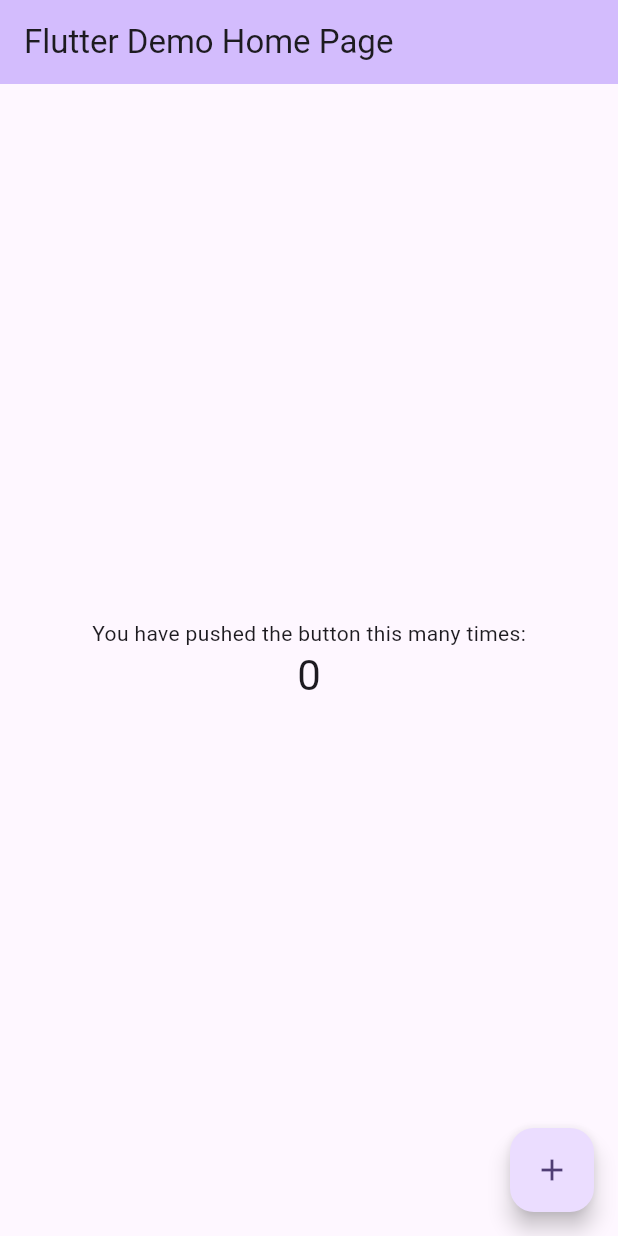
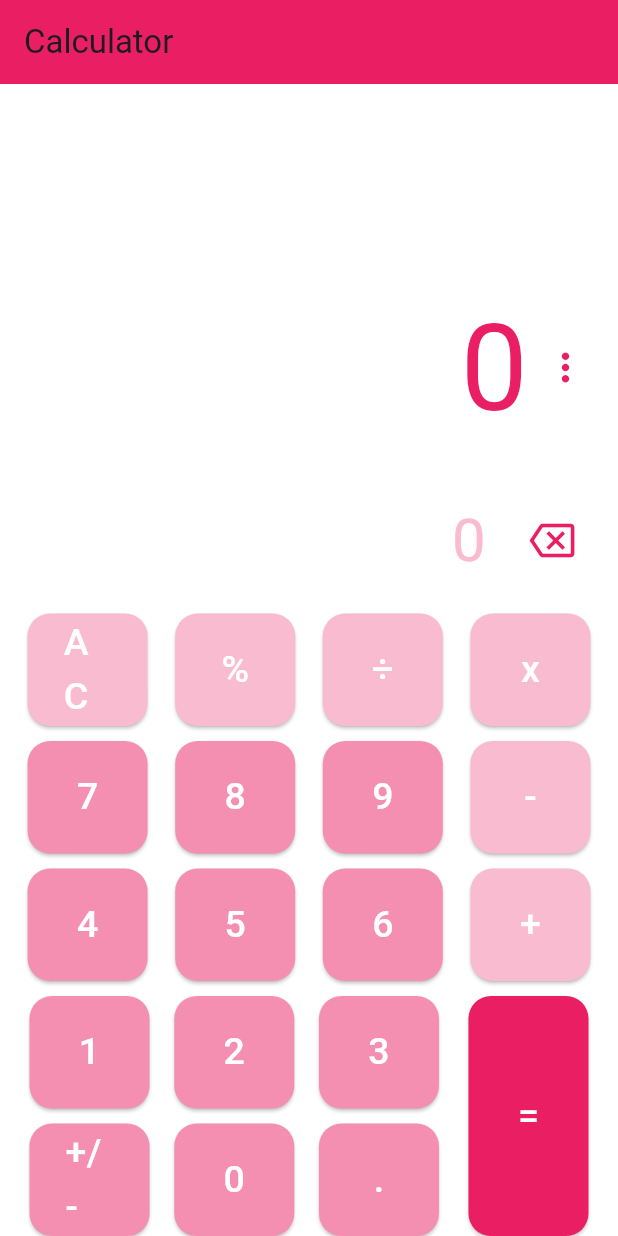
Before and after one commit to LaitAh/flutter_calculator, a Flutter app: the screen it shows after launch, on a phone screen of 412 x 824 dp. Run offline on Flutter 3.47's test engine with Material 3 defaults, Android fonts, the phone set to English and light mode, and no system bars.

Commit message:
Setting up the application interface with the display of different visual elements

````diff
--- a/lib/main.dart
+++ b/lib/main.dart
@@ -1,125 +1,29 @@
+import 'package:calculator/views/calculator_view.dart';
 import 'package:flutter/material.dart';
 
+/// Entry point for the calculator application.
+///
+/// This file contains the main function and the [MyApp] widget,
+/// which initializes the Flutter application and sets up the
+/// initial route to the [CalculatorView].
 void main() {
   runApp(const MyApp());
 }
 
+/// The root widget of the calculator application.
+///
+/// This widget configures the MaterialApp with the necessary
+/// settings and sets the initial route to the [CalculatorView].
 class MyApp extends StatelessWidget {
-  const MyApp({super.key});
+  /// Constructor for the MyApp widget.
+  const MyApp({Key? key}) : super(key: key);
 
-  // This widget is the root of your application.
   @override
   Widget build(BuildContext context) {
     return MaterialApp(
-      title: 'Flutter Demo',
-      theme: ThemeData(
-        // This is the theme of your application.
-        //
-        // TRY THIS: Try running your application with "flutter run". You'll see
-        // the application has a blue toolbar. Then, without quitting the app,
-        // try changing the seedColor in the colorScheme below to Colors.green
-        // and then invoke "hot reload" (save your changes or press the "hot
-        // reload" button in a Flutter-supported IDE, or press "r" if you used
-        // the command line to start the app).
-        //
-        // Notice that the counter didn't reset back to zero; the application
-        // state is not lost during the reload. To reset the state, use hot
-        // restart instead.
-        //
-        // This works for code too, not just values: Most code changes can be
-        // tested with just a hot reload.
-        colorScheme: ColorScheme.fromSeed(seedColor: Colors.deepPurple),
-        useMaterial3: true,
-      ),
-      home: const MyHomePage(title: 'Flutter Demo Home Page'),
+      title: 'Calculator',
+      debugShowCheckedModeBanner: false,
+      home: CalculatorView(),
     );
   }
 }
-
-class MyHomePage extends StatefulWidget {
-  const MyHomePage({super.key, required this.title});
-
-  // This widget is the home page of your application. It is stateful, meaning
-  // that it has a State object (defined below) that contains fields that affect
-  // how it looks.
-
-  // This class is the configuration for the state. It holds the values (in this
-  // case the title) provided by the parent (in this case the App widget) and
-  // used by the build method of the State. Fields in a Widget subclass are
-  // always marked "final".
-
-  final String title;
-
-  @override
-  State<MyHomePage> createState() => _MyHomePageState();
-}
-
-class _MyHomePageState extends State<MyHomePage> {
-  int _counter = 0;
-
-  void _incrementCounter() {
-    setState(() {
-      // This call to setState tells the Flutter framework that something has
-      // changed in this State, which causes it to rerun the build method below
-      // so that the display can reflect the updated values. If we changed
-      // _counter without calling setState(), then the build method would not be
-      // called again, and so nothing would appear to happen.
-      _counter++;
-    });
-  }
-
-  @override
-  Widget build(BuildContext context) {
-    // This method is rerun every time setState is called, for instance as done
-    // by the _incrementCounter method above.
-    //
-    // The Flutter framework has been optimized to make rerunning build methods
-    // fast, so that you can just rebuild anything that needs updating rather
-    // than having to individually change instances of widgets.
-    return Scaffold(
-      appBar: AppBar(
-        // TRY THIS: Try changing the color here to a specific color (to
-        // Colors.amber, perhaps?) and trigger a hot reload to see the AppBar
-        // change color while the other colors stay the same.
-        backgroundColor: Theme.of(context).colorScheme.inversePrimary,
-        // Here we take the value from the MyHomePage object that was created by
-        // the App.build method, and use it to set our appbar title.
-        title: Text(widget.title),
-      ),
-      body: Center(
-        // Center is a layout widget. It takes a single child and positions it
-        // in the middle of the parent.
-        child: Column(
-          // Column is also a layout widget. It takes a list of children and
-          // arranges them vertically. By default, it sizes itself to fit its
-          // children horizontally, and tries to be as tall as its parent.
-          //
-          // Column has various properties to control how it sizes itself and
-          // how it positions its children. Here we use mainAxisAlignment to
-          // center the children vertically; the main axis here is the vertical
-          // axis because Columns are vertical (the cross axis would be
-          // horizontal).
-          //
-          // TRY THIS: Invoke "debug painting" (choose the "Toggle Debug Paint"
-          // action in the IDE, or press "p" in the console), to see the
-          // wireframe for each widget.
-          mainAxisAlignment: MainAxisAlignment.center,
-          children: <Widget>[
-            const Text(
-              'You have pushed the button this many times:',
-            ),
-            Text(
-              '$_counter',
-              style: Theme.of(context).textTheme.headlineMedium,
-            ),
-          ],
-        ),
-      ),
-      floatingActionButton: FloatingActionButton(
-        onPressed: _incrementCounter,
-        tooltip: 'Increment',
-        child: const Icon(Icons.add),
-      ), // This trailing comma makes auto-formatting nicer for build methods.
-    );
-  }
-}
--- /dev/null
+++ b/lib/views/calculator_view.dart
@@ -0,0 +1,175 @@
+import 'package:calculator/widgets/calculator_button_widget.dart';
+import 'package:flutter/material.dart';
+
+/// Widget representing a calculator view.
+///
+/// This widget displays a calculator interface with buttons for performing
+/// calculations. Users can input numbers and mathematical operations, and view
+/// the result in real-time.
+class CalculatorView extends StatelessWidget {
+  CalculatorView({Key? key}) : super(key: key);
+  // Default params
+  String calcul = "0";
+  String result = "0";
+  double calculFontSize = 30.0;
+  double resultFontSize = 40.0;
+
+  /// Function to handle button presses.
+  ///
+  /// This function is called when any button in the calculator view is pressed.
+  /// It takes the [buttonText] as input, representing the text displayed
+  /// on the button.
+  void buttonPressed(String buttonText) {
+    // TODO: Implement logic for button presses
+  }
+
+  @override
+  Widget build(BuildContext context) {
+    return Scaffold(
+        backgroundColor: Colors.white,
+        appBar: AppBar(
+          backgroundColor: const Color.fromARGB(255, 233, 30, 99),
+          title: const Text("Calculator"),
+        ),
+        body: SafeArea(
+            child: Column(
+          mainAxisAlignment: MainAxisAlignment.end,
+          children: [
+            // Calculation result display area
+            Align(
+              alignment: Alignment.bottomRight,
+              child: SingleChildScrollView(
+                scrollDirection: Axis.horizontal,
+                child: Column(
+                  crossAxisAlignment: CrossAxisAlignment.end,
+                  children: [
+                    Row(
+                      mainAxisAlignment: MainAxisAlignment.end,
+                      children: <Widget>[
+                        Padding(
+                            padding: const EdgeInsets.all(10.0),
+                            child: Text(result,
+                                textAlign: TextAlign.left,
+                                style: const TextStyle(
+                                    color: Colors.pink, fontSize: 80))),
+                        const Icon(Icons.more_vert,
+                            color: Colors.pink, size: 30),
+                        const SizedBox(width: 20),
+                      ],
+                    ),
+                    Row(
+                      mainAxisAlignment: MainAxisAlignment.end,
+                      children: [
+                        Padding(
+                          padding: const EdgeInsets.all(20),
+                          child: Text(calcul,
+                              style: TextStyle(
+                                fontSize: 40,
+                                color: Colors.pink[100]!,
+                              )),
+                        ),
+                        IconButton(
+                          icon: const Icon(Icons.backspace_outlined,
+                              color: Colors.pink, size: 30),
+                          onPressed: () {
+                            buttonPressed("⌫");
+                          },
+                        ),
+                        const SizedBox(width: 20),
+                      ],
+                    )
+                  ],
+                ),
+              ),
+            ),
+            // Button display area
+            Row(
+              mainAxisAlignment: MainAxisAlignment.spaceEvenly,
+              children: [
+                calculatorButton(
+                    'AC', Colors.pink[100]!, () => buttonPressed('AC')),
+                calculatorButton(
+                    '%', Colors.pink[100]!, () => buttonPressed('%')),
+                calculatorButton(
+                    '÷', Colors.pink[100]!, () => buttonPressed('÷')),
+                calculatorButton(
+                    "x", Colors.pink[100]!, () => buttonPressed('x')),
+              ],
+            ),
+            const SizedBox(height: 10),
+
+            Row(
+              mainAxisAlignment: MainAxisAlignment.spaceEvenly,
+              children: [
+                calculatorButton(
+                    '7', Colors.pink[200]!, () => buttonPressed('7')),
+                calculatorButton(
+                    '8', Colors.pink[200]!, () => buttonPressed('8')),
+                calculatorButton(
+                    '9', Colors.pink[200]!, () => buttonPressed('9')),
+                calculatorButton(
+                    '-', Colors.pink[100]!, () => buttonPressed('-')),
+              ],
+            ),
+            const SizedBox(height: 10),
+
+            Row(
+              mainAxisAlignment: MainAxisAlignment.spaceEvenly,
+              children: [
+                calculatorButton(
+                    '4', Colors.pink[200]!, () => buttonPressed('4')),
+                calculatorButton(
+                    '5', Colors.pink[200]!, () => buttonPressed('5')),
+                calculatorButton(
+                    '6', Colors.pink[200]!, () => buttonPressed('6')),
+                calculatorButton(
+                    '+', Colors.pink[100]!, () => buttonPressed('+')),
+              ],
+            ),
+            const SizedBox(height: 10),
+
+            Row(
+              // TODO : Fix the display which adds a margin around the row and shifts the columns relative to those above
+              mainAxisAlignment: MainAxisAlignment.spaceEvenly,
+              children: [
+                Column(
+                  children: [
+                    Row(
+                      children: [
+                        calculatorButton(
+                            '1', Colors.pink[200]!, () => buttonPressed('1')),
+                        SizedBox(
+                            width: MediaQuery.of(context).size.width * 0.04),
+                        calculatorButton(
+                            '2', Colors.pink[200]!, () => buttonPressed('2')),
+                        SizedBox(
+                            width: MediaQuery.of(context).size.width * 0.04),
+                        calculatorButton(
+                            '3', Colors.pink[200]!, () => buttonPressed('3')),
+                      ],
+                    ),
+                    const SizedBox(height: 10),
+                    Row(
+                      mainAxisAlignment: MainAxisAlignment.spaceEvenly,
+                      children: [
+                        calculatorButton('+/-', Colors.pink[200]!,
+                            () => buttonPressed('+/-')),
+                        SizedBox(
+                            width: MediaQuery.of(context).size.width * 0.04),
+                        calculatorButton(
+                            '0', Colors.pink[200]!, () => buttonPressed('0')),
+                        SizedBox(
+                            width: MediaQuery.of(context).size.width * 0.04),
+                        calculatorButton(
+                            '.', Colors.pink[200]!, () => buttonPressed('.')),
+                      ],
+                    ),
+                  ],
+                ),
+                calculatorButton('=', Colors.pink, () => buttonPressed('=')),
+              ],
+            )
+          ],
+        )));
+  }
+}
--- /dev/null
+++ b/lib/widgets/calculator_button_widget.dart
@@ -0,0 +1,38 @@
+import 'package:flutter/material.dart';
+
+/// Widget representing a custom button for a calculator.
+///
+/// This widget generates a custom button for a calculator, suitable for
+/// various operations. It allows specifying the text displayed on the button,
+/// its color, and a function to execute when pressed.
+///
+/// Example usage:
+/// ```dart
+/// calculatorButton(
+///   '=', // Button text
+///   Colors.blue, // Button color
+///   () { // Function to execute when clicked
+///     // Logic to execute when the "=" button is clicked
+///   },
+/// )
+Widget calculatorButton(
+    String buttonText, Color buttonColor, void Function()? buttonPressed) {
+  return Container(
+    width: 80,
+    height: buttonText == '='
+        ? 160
+        : 75, // The equal button is twice the height of the other buttons
+    padding: const EdgeInsets.all(0),
+    child: ElevatedButton(
+      onPressed: buttonPressed,
+      style: ElevatedButton.styleFrom(
+          shape: const RoundedRectangleBorder(
+              borderRadius: BorderRadius.all(Radius.circular(15))),
+          backgroundColor: buttonColor),
+      child: Text(
+        buttonText,
+        style: const TextStyle(fontSize: 25, color: Colors.white),
+      ),
+    ),
+  );
+}
````
